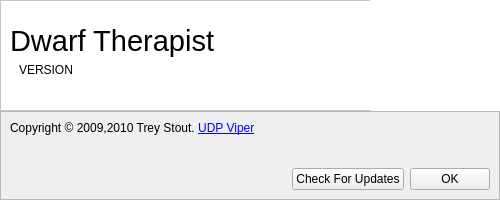
Above: ui/about.ui from Dwarf-Therapist/Dwarf-Therapist before the change. Below: the same form after it.
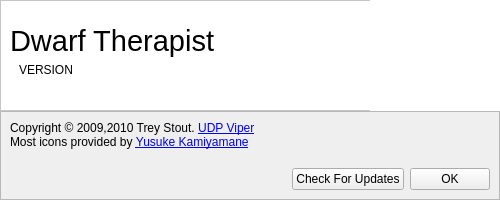
That is the form after the change. Icons and pictures are not drawn.

Commit message: Views - added default trait view - added alternate social view with related traits which affect the skills - modified background of default social view columns to be slightly darker - added text and changed the icon of the 'add new grid view' button to make it more obvious - added tooltips to the panes when adding new sets/columns to views

```diff
--- a/ui/about.ui
+++ b/ui/about.ui
@@ -139,7 +139,7 @@
       <item>
        <widget class="QLabel" name="lbl_text">
         <property name="text">
-         <string>Copyright &amp;copy; 2009,2010 Trey Stout. &lt;a href=&quot;http://udpviper.com/forums&quot;&gt;UDP Viper&lt;/a&gt;</string>
+         <string>Copyright &amp;copy; 2009,2010 Trey Stout. &lt;a href=&quot;http://udpviper.com/forums&quot;&gt;UDP Viper&lt;/a&gt;&lt;br&gt;Most icons provided by &lt;a href=&quot;http://p.yusukekamiyamane.com/&quot;&gt;Yusuke Kamiyamane</string>
         </property>
         <property name="textFormat">
          <enum>Qt::RichText</enum>
```
The commit also changes 159 other files.
